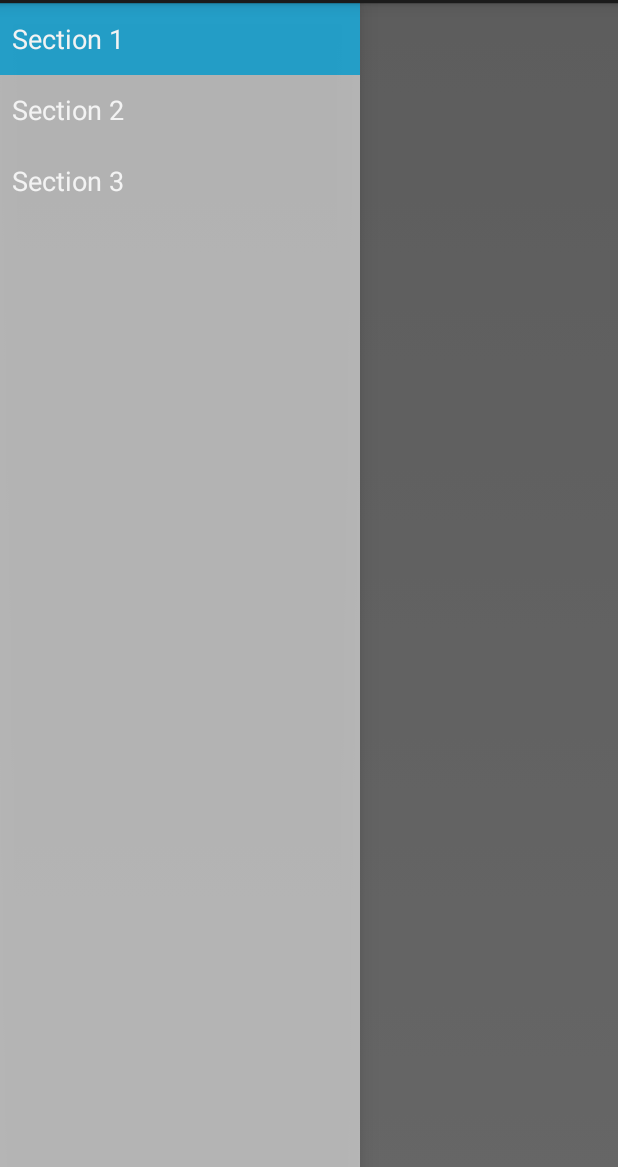
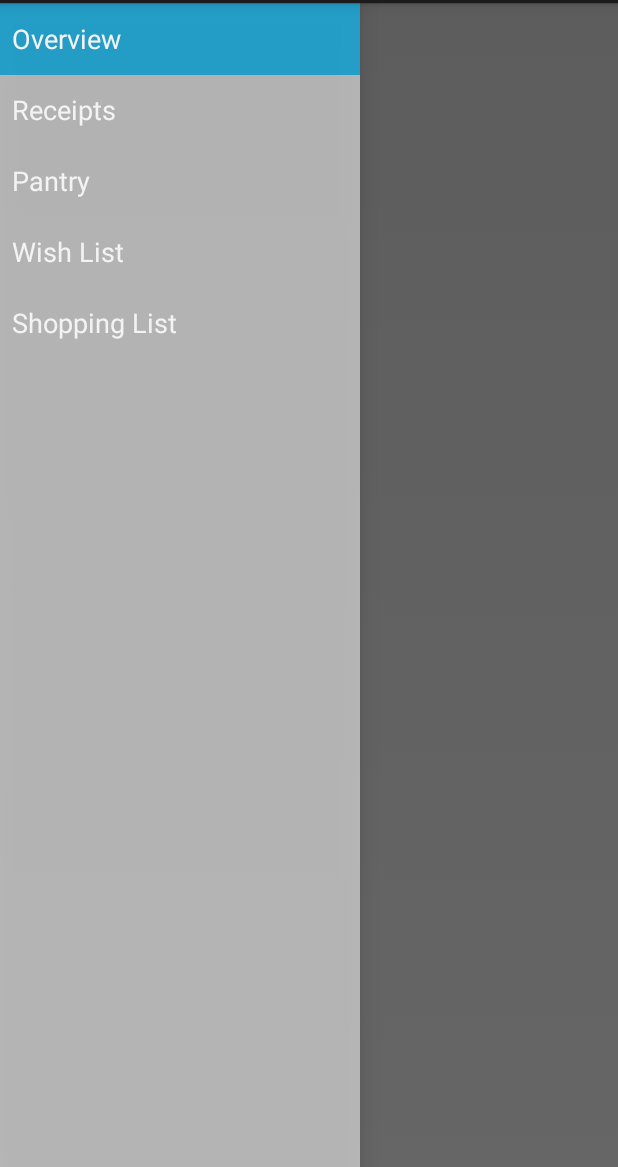
Before and after one commit to jacobjiggler/FoodMate, an Android app: the screen it shows after launch (MainActivity), on a phone screen of 412 x 824 dp, the part 69-1236 px from its top. Run offline under Robolectric (Android 15) with nearby library versions, the phone set to English and light mode, and no system bars; 2 statements that could not run were skipped.

Commit message:
Added all the tabs

```diff
--- a/src/Android/app/src/main/java/com/foodmate/NavigationDrawerFragment.java
+++ b/src/Android/app/src/main/java/com/foodmate/NavigationDrawerFragment.java
@@ -102,9 +102,11 @@ public class NavigationDrawerFragment extends Fragment {
                 android.R.layout.simple_list_item_activated_1,
                 android.R.id.text1,
                 new String[]{
-                        getString(R.string.title_section1),
-                        getString(R.string.title_section2),
-                        getString(R.string.title_section3),
+                        getString(R.string.title_overview),
+                        getString(R.string.title_receipts),
+                        getString(R.string.title_pantry),
+                        getString(R.string.title_wishlist),
+                        getString(R.string.title_shoppinglist)
                 }));
         mDrawerListView.setItemChecked(mCurrentSelectedPosition, true);
         return mDrawerListView;
--- a/src/Android/app/src/main/res/values/strings.xml
+++ b/src/Android/app/src/main/res/values/strings.xml
@@ -2,9 +2,11 @@
 <resources>
 
     <string name="app_name">FoodMate</string>
-    <string name="title_section1">Section 1</string>
-    <string name="title_section2">Section 2</string>
-    <string name="title_section3">Section 3</string>
+    <string name="title_overview">Overview</string>
+    <string name="title_receipts">Receipts</string>
+    <string name="title_pantry">Pantry</string>
+    <string name="title_wishlist">Wish List</string>
+    <string name="title_shoppinglist">Shopping List</string>
     <string name="navigation_drawer_open">Open navigation drawer</string>
     <string name="navigation_drawer_close">Close navigation drawer</string>
     <string name="action_example">Example action</string>
```
Also changed, not shown: src/Android/app/src/main/java/com/foodmate/MainActivity.java (+9 -3 lines).
